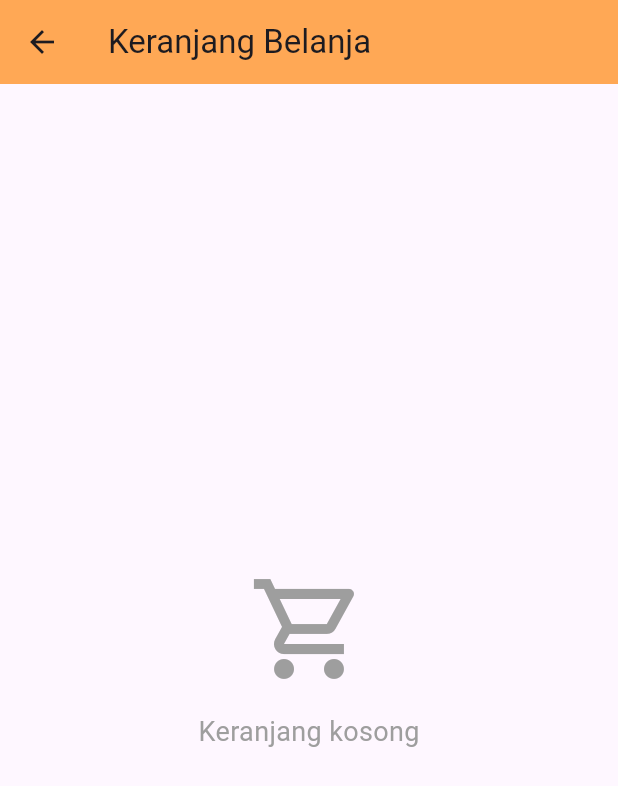
After one commit to dailam008/Project_Perangkat_Lunak, a Flutter app: the UserDashboard screen opened directly, after a tap on the "shopping cart" icon, on a phone screen of 412 x 824 dp. The commit adds this screen. Shown: the top 786 px of the screen. Run offline on Flutter 3.47's test engine with Material 3 defaults, Android fonts, the phone set to English and light mode, and no system bars; our stand-ins replace cloud_firestore, firebase_auth, firebase_core; accounts and stored records are empty; Roboto replaces fonts that are missing (Arial).

Commit message:
Update Tampilan katalog produk dan menambah keranjang

```diff
--- /dev/null
+++ b/lib/pages/keranjang_page.dart
@@ -0,0 +1,157 @@
+import 'package:flutter/material.dart';
+import 'package:cloud_firestore/cloud_firestore.dart';
+
+class KeranjangPage extends StatelessWidget {
+  const KeranjangPage({super.key});
+
+  Future<void> _deleteItem(String docId) async {
+    try {
+      await FirebaseFirestore.instance
+          .collection('keranjang')
+          .doc(docId)
+          .delete();
+    } catch (e) {
+      debugPrint('Gagal menghapus item: $e');
+    }
+  }
+
+  @override
+  Widget build(BuildContext context) {
+    return Scaffold(
+      appBar: AppBar(
+        title: const Text("Keranjang Belanja"),
+        backgroundColor: const Color(0xFFFFA855),
+      ),
+      body: StreamBuilder<QuerySnapshot>(
+        stream: FirebaseFirestore.instance
+            .collection('keranjang')
+            .orderBy('addedAt', descending: true)
+            .snapshots(),
+        builder: (context, snapshot) {
+          if (snapshot.hasError) {
+            return Center(child: Text('Error: ${snapshot.error}'));
+          }
+
+          if (snapshot.connectionState == ConnectionState.waiting) {
+            return const Center(child: CircularProgressIndicator());
+          }
+
+          if (!snapshot.hasData || snapshot.data!.docs.isEmpty) {
+            return const Center(
+              child: Column(
+                mainAxisAlignment: MainAxisAlignment.center,
+                children: [
+                  Icon(
+                    Icons.shopping_cart_outlined,
+                    size: 80,
+                    color: Colors.grey,
+                  ),
+                  SizedBox(height: 16),
+                  Text(
+                    "Keranjang kosong",
+                    style: TextStyle(fontSize: 18, color: Colors.grey),
+                  ),
+                ],
+              ),
+            );
+          }
+
+          // Menghitung Total Harga dengan aman
+          double totalPrice = 0;
+          try {
+            for (var doc in snapshot.data!.docs) {
+              var data = doc.data() as Map<String, dynamic>;
+              // Pastikan konversi ke number aman
+              double price = (data['price'] ?? 0).toDouble();
+              int qty = (data['qty'] ?? 1).toInt();
+              totalPrice += price * qty;
+            }
+          } catch (e) {
+            debugPrint("Error menghitung total: $e");
+          }
+
+          final cartItems = snapshot.data!.docs;
+
+          return Column(
+            children: [
+              Expanded(
+                child: ListView.builder(
+                  padding: const EdgeInsets.all(16),
+                  itemCount: cartItems.length,
+                  itemBuilder: (context, index) {
+                    var doc = cartItems[index];
+                    var data = doc.data() as Map<String, dynamic>;
+
+                    return Card(
+                      margin: const EdgeInsets.only(bottom: 12),
+                      child: ListTile(
+                        leading: ClipRRect(
+                          borderRadius: BorderRadius.circular(8),
+                          child: Image.network(
+                            data['imageUrl'] ?? '',
+                            width: 60,
+                            height: 60,
+                            fit: BoxFit.cover,
+                            errorBuilder: (ctx, err, stack) => Container(
+                              width: 60,
+                              height: 60,
+                              color: Colors.grey[300],
+                              child: const Icon(Icons.image),
+                            ),
+                          ),
+                        ),
+                        title: Text(data['name'] ?? '-'),
+                        subtitle: Text(
+                          'Rp ${(data['price'] ?? 0).toStringAsFixed(0)}',
+                        ),
+                        trailing: IconButton(
+                          icon: const Icon(Icons.delete, color: Colors.red),
+                          onPressed: () => _deleteItem(doc.id),
+                        ),
+                      ),
+                    );
+                  },
+                ),
+              ),
+
+              // TOTAL HARGA SAJA (TANPA TOMBOL CHECKOUT)
+              Container(
+                padding: const EdgeInsets.all(20),
+                decoration: BoxDecoration(
+                  color: Colors.white,
+                  boxShadow: [
+                    BoxShadow(
+                      color: Colors.grey.withAlpha(50),
+                      blurRadius: 10,
+                      offset: const Offset(0, -5),
+                    ),
+                  ],
+                ),
+                child: Row(
+                  mainAxisAlignment: MainAxisAlignment.spaceBetween,
+                  children: [
+                    const Text(
+                      "Total:",
+                      style: TextStyle(
+                        fontSize: 18,
+                        fontWeight: FontWeight.bold,
+                      ),
+                    ),
+                    Text(
+                      "Rp ${totalPrice.toStringAsFixed(0)}",
+                      style: const TextStyle(
+                        fontSize: 20,
+                        fontWeight: FontWeight.bold,
+                        color: Color(0xFFFFA855),
+                      ),
+                    ),
+                  ],
+                ),
+              ),
+            ],
+          );
+        },
+      ),
+    );
+  }
+}
--- a/lib/pages/user_dashboard.dart
+++ b/lib/pages/user_dashboard.dart
@@ -1,5 +1,7 @@
 import 'package:flutter/material.dart';
 import 'package:url_launcher/url_launcher.dart';
+import 'keranjang_page.dart';
+import 'produk_page.dart'; // TAMBAHAN IMPORT
 
 class UserDashboard extends StatelessWidget {
   const UserDashboard({super.key});
@@ -16,17 +18,24 @@ class UserDashboard extends StatelessWidget {
     return Scaffold(
       backgroundColor: Colors.white,
 
-
+      // BUBBLE KERANJANG
+      floatingActionButton: FloatingActionButton(
+        onPressed: () {
+          Navigator.push(
+            context,
+            MaterialPageRoute(builder: (context) => const KeranjangPage()),
+          );
+        },
+        backgroundColor: const Color(0xFFFFA855),
+        shape: const CircleBorder(),
+        child: const Icon(Icons.shopping_cart, color: Colors.white),
+      ),
       floatingActionButtonLocation: FloatingActionButtonLocation.endFloat,
 
       body: Container(
         decoration: const BoxDecoration(
           gradient: LinearGradient(
-            colors: [
-              Color(0xFFFFA855),
-              Color(0xFFFCE9DD),
-              Colors.white,
-            ],
+            colors: [Color(0xFFFFA855), Color(0xFFFCE9DD), Colors.white],
             begin: Alignment.topCenter,
             end: Alignment.bottomCenter,
             stops: [0.0, 0.15, 0.4],
@@ -39,7 +48,6 @@ class UserDashboard extends StatelessWidget {
               child: Column(
                 crossAxisAlignment: CrossAxisAlignment.start,
                 children: [
-
                   // HEADER
                   Row(
                     mainAxisAlignment: MainAxisAlignment.spaceBetween,
@@ -75,7 +83,19 @@ class UserDashboard extends StatelessWidget {
                     mainAxisSpacing: 15,
                     crossAxisSpacing: 15,
                     children: [
-
+                      _buildMenuItem(
+                        icon: Icons.shopping_bag_outlined,
+                        label: "Produk",
+                        onTap: () {
+                          // TAMBAHAN NAVIGASI KE PRODUK PAGE
+                          Navigator.push(
+                            context,
+                            MaterialPageRoute(
+                              builder: (context) => const ProdukPage(),
+                            ),
+                          );
+                        },
+                      ),
                       _buildMenuItem(
                         icon: Icons.store_outlined,
                         label: "Katalog",
@@ -109,19 +129,19 @@ class UserDashboard extends StatelessWidget {
 
                   _buildArticle(
                     "🌱 Biofir: Teknologi terbaru yang memanfaatkan energi alami FIR "
-                        "untuk menjaga kebugaran tubuh sehari-hari.",
+                    "untuk menjaga kebugaran tubuh sehari-hari.",
                   ),
                   const SizedBox(height: 12),
 
                   _buildArticle(
                     "💡 Tahukah Anda? Far Infrared (FIR) dapat membantu "
-                        "melancarkan aliran darah & meningkatkan vitalitas.",
+                    "melancarkan aliran darah & meningkatkan vitalitas.",
                   ),
                   const SizedBox(height: 12),
 
                   _buildArticle(
                     "🔥 Produk Biofir terus dikembangkan untuk kenyamanan "
-                        "dan dukungan kesehatan aktivitas harian.",
+                    "dan dukungan kesehatan aktivitas harian.",
                   ),
 
                   const SizedBox(height: 30),
@@ -139,7 +159,7 @@ class UserDashboard extends StatelessWidget {
 
                   _buildArticle(
                     "✨ Gunakan gelang/kalung Biofir setiap hari untuk membantu "
-                        "menjaga peredaran darah tetap optimal.",
+                    "menjaga peredaran darah tetap optimal.",
                   ),
                   const SizedBox(height: 12),
 
@@ -174,22 +194,26 @@ class UserDashboard extends StatelessWidget {
                         children: [
                           _buildNewsCard(
                             image: "assets/images/kalung_bokir.jpg",
-                            title: "Kalung Biofir Makin Diminati Warga Pekanbaru",
-                            url: "https://www.riauinfo.com/kalung-biofir-makin-diminati-warga-pekanbaru/",
+                            title:
+                                "Kalung Biofir Makin Diminati Warga Pekanbaru",
+                            url:
+                                "https://www.riauinfo.com/kalung-biofir-makin-diminati-warga-pekanbaru/",
                           ),
                           const SizedBox(width: 15),
 
                           _buildNewsCard(
                             image: "assets/images/kemasan-Biofir.jpg",
                             title: "Biofir untuk kesehatan & kualitas hidup",
-                            url: "https://daengbattala.com/2011/06/22/jaga-kesehatan-dan-kualitas-hidup-dengan-biofir/",
+                            url:
+                                "https://daengbattala.com/2011/06/22/jaga-kesehatan-dan-kualitas-hidup-dengan-biofir/",
                           ),
                           const SizedBox(width: 15),
 
                           _buildNewsCard(
                             image: "assets/images/Kalung Biofir Warna.jpg",
                             title: "Kalung Kesehatan Biofir Warna",
-                            url: "https://biofirindonesia.blogspot.com/2011/10/kalung-biofir-warna-fancy-color-dan-manfaat.html",
+                            url:
+                                "https://biofirindonesia.blogspot.com/2011/10/kalung-biofir-warna-fancy-color-dan-manfaat.html",
                           ),
                         ],
                       ),
@@ -336,10 +360,7 @@ class UserDashboard extends StatelessWidget {
                     const SizedBox(height: 4),
                     const Text(
                       "Swipe untuk lihat berita lainnya",
-                      style: TextStyle(
-                        fontSize: 11,
-                        color: Colors.white70,
-                      ),
+                      style: TextStyle(fontSize: 11, color: Colors.white70),
                     ),
                   ],
                 ),
```
Also changed, not shown: lib/pages/admin_dashboard.dart (+6 -2 lines), lib/pages/produk_page.dart (added, +288 -0 lines).
